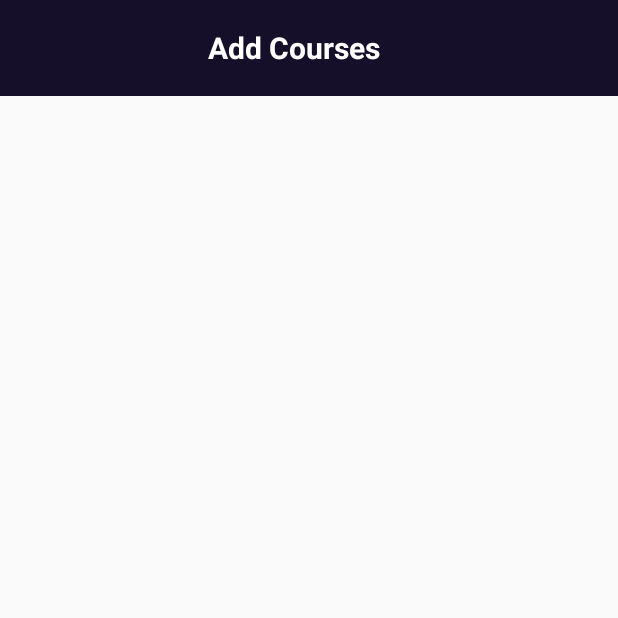
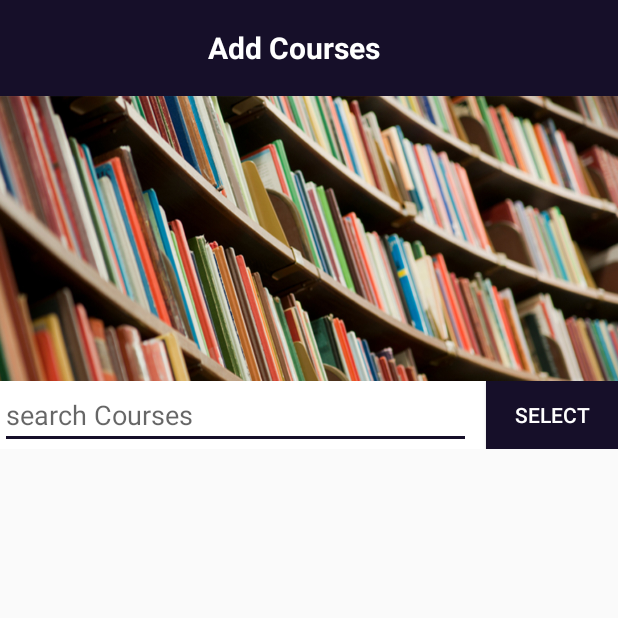
Before and after one commit to muhsaad027/Smart-Tutor-Finder---Tutor-App, an Android app: the AddCourses screen opened directly, with no data from a screen before it, on a phone screen of 412 x 824 dp, the top half of it. Run offline under Robolectric (Android 15) with nearby library versions, the phone set to English and light mode, and no system bars; libraries missing offline, so code that uses them is left out: com.androidnetworking, com.androidnetworking.common, com.androidnetworking.error, com.androidnetworking.interfaces; 1 statement that could not run was skipped.

Commit message:
Initial commit.

```diff
--- a/app/src/main/java/com/example/saadiqbal/tutorsideapplication/AddCourses.java
+++ b/app/src/main/java/com/example/saadiqbal/tutorsideapplication/AddCourses.java
@@ -2,12 +2,67 @@ package com.example.saadiqbal.tutorsideapplication;
 
 import android.support.v7.app.AppCompatActivity;
 import android.os.Bundle;
+import android.widget.AutoCompleteTextView;
+import android.widget.Toast;
+
+import com.androidnetworking.AndroidNetworking;
+import com.androidnetworking.common.Priority;
+import com.androidnetworking.error.ANError;
+import com.androidnetworking.interfaces.JSONObjectRequestListener;
+
+import org.json.JSONArray;
+import org.json.JSONException;
+import org.json.JSONObject;
+
+import java.util.ArrayList;
 
 public class AddCourses extends AppCompatActivity {
-
+    final ArrayList<String> autofillcoursesDB = new ArrayList<String>();
+    AutoCompleteTextView autoCompleteTextView;
     @Override
     protected void onCreate(Bundle savedInstanceState) {
         super.onCreate(savedInstanceState);
         setContentView(R.layout.activity_add_courses);
+        autoCompleteTextView = (AutoCompleteTextView)  findViewById(R.id.searchAutoComplete);
+        AutoCourseFillData();
+    }
+    public void AutoCourseFillData() {
+
+
+
+        AndroidNetworking.get(URLTutor.URL_AutoFillCourses)
+                .setPriority(Priority.MEDIUM)
+                .build()
+                .getAsJSONObject(new JSONObjectRequestListener() {
+                    @Override
+                    public void onResponse(JSONObject response) {
+                        boolean error = false;
+                        String message = "";
+
+                        try {
+                            JSONArray jsonArray = response.getJSONArray("result");
+                            for (int i = 0; i < jsonArray.length(); i++) {
+
+                                JSONObject item = jsonArray.getJSONObject(i);
+                                autofillcoursesDB.add(item.getString("CourseName"));
+                                AutoCompleteAdapter adapter = new AutoCompleteAdapter(AddCourses.this, android.R.layout.simple_dropdown_item_1line, android.R.id.text1, autofillcoursesDB);
+                                autoCompleteTextView.setAdapter(adapter);
+                            }
+
+                        } catch (JSONException e) {
+                            e.printStackTrace();
+                        }
+                    }
+
+                    @Override
+                    public void onError(ANError error) {
+                        // handle error4
+                        Toast.makeText(AddCourses.this, "" + error, Toast.LENGTH_LONG).show();
+
+                    }
+                });
+
+
+
     }
 }
--- a/app/src/main/java/com/example/saadiqbal/tutorsideapplication/URLTutor.java
+++ b/app/src/main/java/com/example/saadiqbal/tutorsideapplication/URLTutor.java
@@ -14,6 +14,7 @@ public class URLTutor {
     public static final  String URL_Registration = "http://hometuition.ahmedgraf.com/HomeTuition/Test1/registerTutor";
     public static final String URL_Settings = "http://hometuition.ahmedgraf.com/HomeTuition/Test1/getTutorProfile";
     public  static  String  URL_TUTOR_FCMKEY_UPDATE ="http://hometuition.ahmedgraf.com/HomeTuition/Test1/updatetTutor_FCMKey";
+    public static final String URL_AutoFillCourses ="http://hometuition.ahmedgraf.com/HomeTuition/Test1/CoursesAutoFill";
     public static final String URL_SendRequestResponse = "http://hometuition.ahmedgraf.com/HomeTuition/Test1/sendRequestStudent";
     public static final String URL_StatusUpdate = "http://hometuition.ahmedgraf.com/HomeTuition/Test1/statusUpdate";
     public static final String URL_DateTimeUpdate = "http://hometuition.ahmedgraf.com/HomeTuition/Test1/daytimeupdate";
--- a/app/src/main/res/layout/activity_add_courses.xml
+++ b/app/src/main/res/layout/activity_add_courses.xml
@@ -4,6 +4,7 @@
     xmlns:tools="http://schemas.android.com/tools"
     android:layout_width="match_parent"
     android:layout_height="match_parent"
+    android:orientation="vertical"
     tools:context="com.example.saadiqbal.tutorsideapplication.AddCourses">
     <android.support.v7.widget.Toolbar
         android:id="@+id/toolbar"
@@ -11,8 +12,6 @@
         android:background="#160f29"
         android:layout_width="match_parent"
         android:layout_height="64dp">
-
-
         <TextView
             android:id="@+id/textHeader"
             android:layout_width="wrap_content"
@@ -25,8 +24,101 @@
             android:textSize="20dp"
             android:textColor="#ffffff"
             />
-
     </android.support.v7.widget.Toolbar>
 
 
+<LinearLayout
+    android:layout_width="match_parent"
+    android:layout_height="match_parent"
+    android:weightSum="2"
+    android:orientation="vertical">
+
+
+<LinearLayout
+    android:layout_width="match_parent"
+    android:layout_height="match_parent"
+    android:layout_weight="1"
+    android:orientation="vertical"
+    android:weightSum="2"
+    >
+    <LinearLayout
+        android:layout_width="match_parent"
+        android:layout_height="match_parent"
+        android:orientation="vertical"
+        android:layout_weight="1"
+        >
+
+        <ImageView
+            android:layout_width="match_parent"
+            android:layout_height="match_parent"
+            android:background="@drawable/banner"
+            />
+
+
+    </LinearLayout>
+
+
+    <LinearLayout
+        android:layout_width="match_parent"
+        android:layout_height="match_parent"
+        android:orientation="horizontal"
+        android:layout_weight="1"
+        >
+        <LinearLayout
+            android:layout_width="match_parent"
+            android:layout_height="wrap_content"
+            android:layout_weight="1"
+            android:layout_alignLeft="@+id/linearLayout"
+            android:layout_alignParentTop="true"
+            android:layout_alignStart="@+id/linearLayout"
+            android:background="#fff">
+
+
+            <AutoCompleteTextView
+
+                android:id="@+id/searchAutoComplete"
+                android:layout_width="match_parent"
+                android:layout_height="wrap_content"
+                android:layout_centerVertical="true"
+                android:layout_marginRight="10dp"
+                android:layout_weight="1"
+                android:hint="search Courses"
+                android:imeOptions="actionSearch"
+                android:inputType="textAutoComplete|textAutoCorrect"></AutoCompleteTextView>
+            <!--<EditText
+            android:id="@+id/type_course"
+            android:layout_width="match_parent"
+            android:layout_height="wrap_content"
+            android:hint="search by course"
+            android:padding="15dp"
+            android:singleLine="true"
+            android:layout_weight="1"
+            android:drawablePadding="15dp"
+            android:drawableLeft="@drawable/ic_search_black_24dp"
+            />-->
+
+            <Button
+                android:id="@+id/search_butons"
+                android:layout_width="wrap_content"
+                android:layout_height="match_parent"
+                android:background="#160f29"
+                android:text="SELECT"
+                android:textColor="#fff" />
+        </LinearLayout>
+
+
+    </LinearLayout>
+
+
 </LinearLayout>
+
+    <LinearLayout
+        android:layout_width="match_parent"
+        android:layout_height="match_parent"
+        android:layout_weight="1">
+
+    </LinearLayout>
+
+</LinearLayout>
+
+</LinearLayout>
```
Also changed, not shown: app/src/main/java/com/example/saadiqbal/tutorsideapplication/AutoCompleteAdapter.java (added, +110 -0 lines), app/src/main/res/drawable/banner.jpg (added).
